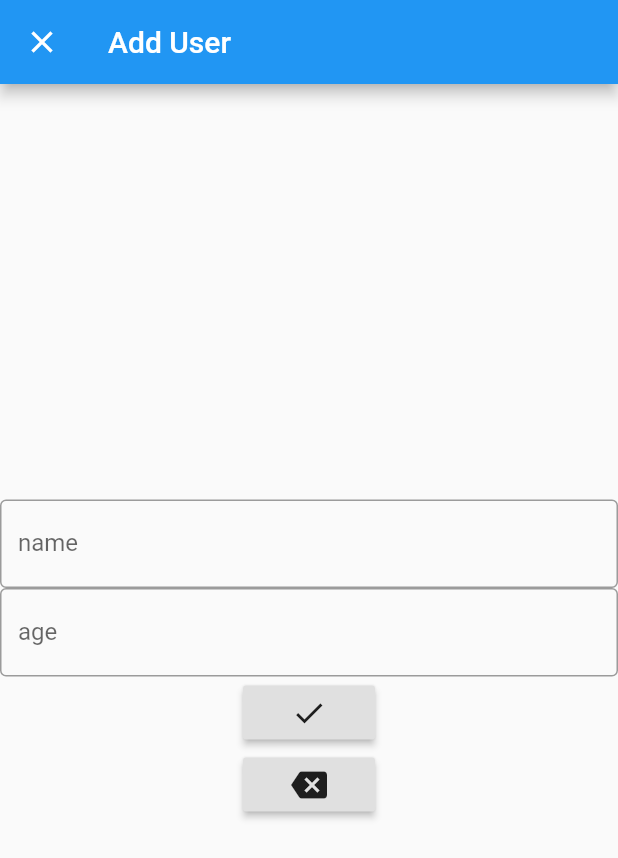
After one commit to FujimuraKaito/flutter, a Flutter app: the screen it shows after launch, after a tap on the "add" icon, on a phone screen of 412 x 824 dp. The commit adds this screen. Shown: the top 858 px of the screen. Run offline on Flutter 3.47's test engine with Material 2 defaults, Android fonts, the phone set to English and light mode, and no system bars; our stand-ins replace cloud_firestore, firebase_analytics, firebase_core; accounts and stored records are empty.

Commit message:
firebaseのupdateメソッドまで完了

```diff
--- /dev/null
+++ b/flutter_univ/flutter_practice/lib/edit_page.dart
@@ -0,0 +1,122 @@
+// A. マテリアルコンポーネントをimportしてこのファイル内で利用可能にする
+import 'package:cloud_firestore/cloud_firestore.dart';
+import 'package:flutter/material.dart';
+import 'package:flutter_practice/main.dart';
+
+// B. main関数→通常のfulutter runではmain.dartのmain関数が呼ばれる
+// void main() {
+//   // C. runApp関数
+// runApp(EditPage(record: ,));
+// }
+
+class EditPage extends StatelessWidget {
+  EditPage({this.record});
+  final Record record;
+  CollectionReference get users =>
+      FirebaseFirestore.instance.collection('user');
+
+  @override
+  Widget build(BuildContext context) {
+    final bool isUpdate = record != null;
+    final nameEditingController = TextEditingController();
+    final ageEditingController = TextEditingController();
+
+    if (isUpdate) {
+      // updateのときは値をもらう
+      nameEditingController.text = record.name;
+      ageEditingController.text = record.age;
+    }
+
+    Future<void> _updateAccount(documentId) async {
+      if (nameEditingController.text.isEmpty ||
+          ageEditingController.text.isEmpty) {
+        throw ('Insert both your name and age');
+      } else {
+        // TODO: docの中身をいれる
+        print(documentId);
+        await users.doc(documentId).update({
+          'name': nameEditingController.text.toString(),
+          'age': ageEditingController.text.toString(),
+          'created_at': FieldValue.serverTimestamp(),
+        });
+      }
+    }
+
+    return Scaffold(
+      appBar: AppBar(
+        title: Text(isUpdate ? 'Edit Page' : 'Add User'),
+      ),
+      body: SizedBox(
+        height: double.infinity,
+        child: Center(
+          child: Column(
+            mainAxisAlignment: MainAxisAlignment.center,
+            children: [
+              TextField(
+                controller: nameEditingController,
+                decoration: InputDecoration(
+                  border: OutlineInputBorder(),
+                  labelText: 'name',
+                ),
+              ),
+              TextField(
+                controller: ageEditingController,
+                decoration: InputDecoration(
+                  border: OutlineInputBorder(),
+                  labelText: 'age',
+                ),
+              ),
+              RaisedButton(
+                child: Icon(Icons.done),
+                onPressed: () async {
+                  try {
+                    await _updateAccount(record.id); // アカウントを登録する関数
+                    showDialog<void>(
+                      context: context,
+                      builder: (BuildContext context) {
+                        return AlertDialog(
+                          title: Text('Done'),
+                          actions: <Widget>[
+                            TextButton(
+                              child: Text('OK'),
+                              onPressed: () {
+                                Navigator.of(context).pop();
+                              },
+                            ),
+                          ],
+                        );
+                      },
+                    );
+                  } catch (err) {
+                    showDialog<void>(
+                      context: context,
+                      builder: (BuildContext context) {
+                        return AlertDialog(
+                          title: Text(err.toString()),
+                          actions: <Widget>[
+                            TextButton(
+                              child: Text('OK'),
+                              onPressed: () {
+                                Navigator.of(context).pop();
+                              },
+                            ),
+                          ],
+                        );
+                      },
+                    );
+                  }
+                },
+              ),
+              RaisedButton(
+                child: Icon(Icons.backspace),
+                onPressed: () {
+                  Navigator.pop(context);
+                },
+              ),
+            ],
+          ),
+        ),
+      ),
+    );
+  }
+}
--- a/flutter_univ/flutter_practice/lib/main.dart
+++ b/flutter_univ/flutter_practice/lib/main.dart
@@ -3,10 +3,13 @@
 import 'package:firebase_core/firebase_core.dart';
 import 'package:cloud_firestore/cloud_firestore.dart';
 import 'package:flutter/material.dart';
+import 'package:flutter_practice/edit_page.dart';
+// import 'package:flutter_practice/tabs_page.dart';
 
 // main関数を以下のように変更したらできた
 // void main() => runApp(MyApp());
 Future<void> main() async {
+  // runAppを呼び出す前にFlutter Engineの機能を利用したい場合にコール
   WidgetsFlutterBinding.ensureInitialized();
   await Firebase.initializeApp();
   runApp(MyApp());
@@ -16,76 +19,25 @@ class MyApp extends StatelessWidget {
   @override
   Widget build(BuildContext context) {
     return MaterialApp(
-      title: 'Baby Names',
+      title: 'User List',
       home: MyHomePage(),
     );
   }
 }
 
 class MyHomePage extends StatefulWidget {
+  final String title = 'Add name & age';
   @override
-  _MyHomePageState createState() {
-    return _MyHomePageState();
-  }
+  // _はパッケージのスコープを限定する
+  // createStateメソッドでStateを返す(状態を管理する)
+  // インスタンス化する
+  _MyHomePageState createState() => _MyHomePageState();
 }
 
-// ドキュメントにあった「子供の名前を決める」
-// class _MyHomePageState extends State<MyHomePage> {
-//   @override
-//   Widget build(BuildContext context) {
-//     return Scaffold(
-//       appBar: AppBar(title: Text('Baby Name Votes')),
-//       body: _buildBody(context),
-//     );
-//   }
-
-//   Widget _buildBody(BuildContext context) {
-//     return StreamBuilder<QuerySnapshot>(
-//       // これでfirebaseの値をほぼ同期的に読み込む
-//       stream: FirebaseFirestore.instance.collection('baby').snapshots(),
-//       builder: (context, snapshot) {
-//         if (!snapshot.hasData) return LinearProgressIndicator();
-
-//         return _buildList(context, snapshot.data.docs);
-//       },
-//     );
-//   }
-
-//   Widget _buildList(BuildContext context, List<DocumentSnapshot> snapshot) {
-//     return ListView(
-//       padding: const EdgeInsets.only(top: 20.0),
-//       children: snapshot.map((data) => _buildListItem(context, data)).toList(),
-//     );
-//   }
-
-//   // 具体的に表示を作成するところ
-//   Widget _buildListItem(BuildContext context, DocumentSnapshot data) {
-//     final record = Record.fromSnapshot(data);
-
-//     return Padding(
-//       key: ValueKey(record.name),
-//       padding: const EdgeInsets.symmetric(horizontal: 16.0, vertical: 8.0),
-//       child: Container(
-//           decoration: BoxDecoration(
-//             border: Border.all(color: Colors.grey),
-//             borderRadius: BorderRadius.circular(5.0),
-//           ),
-//           child: ListTile(
-//             title: Text(record.name),
-//             trailing: Text(record.votes.toString()),
-//             // onTap: () => record.reference.update({'votes': record.votes + 1})),
-//             //
-//             // もし同時に二人の人が同じところに投票しても良いようにする
-//             // transactionという方法もある
-//             // https://codelabs.developers.google.com/codelabs/flutter-firebase/index.html?hl=ja#10
-//             onTap: () =>
-//                 record.reference.update({'votes': FieldValue.increment(1)}),
-//           )),
-//     );
-//   }
-// }
-
+// Stateを参照することでWidgetの再作成を効率的に行う
+// State<T>は型を指定することで親クラス(MyHomePage)で定義された変数を使用できる
 class _MyHomePageState extends State<MyHomePage> {
+  // この中で状態の保持と更新を行える
   TextEditingController _nameController;
   TextEditingController _ageController;
 
@@ -100,11 +52,13 @@ class _MyHomePageState extends State<MyHomePage> {
 
   CollectionReference get users =>
       FirebaseFirestore.instance.collection('user');
+
+  // firebaseに追加する関数
   Future<void> _addAccount() async {
     if (_nameController.text.isEmpty || _ageController.text.isEmpty) {
       throw ('Insert both your name and age');
     } else {
-      await users.add({
+      final DocumentReference id = await users.add({
         'name': _nameController.text.toString(),
         'age': _ageController.text.toString(),
         'created_at': FieldValue.serverTimestamp(),
@@ -112,17 +66,36 @@ class _MyHomePageState extends State<MyHomePage> {
     }
   }
 
+  // もちろんここはオーバーライド
   @override
   Widget build(BuildContext context) {
+    // Stateクラスを継承したクラスはbuildメソッドでWidgetツリーを返す
     return Scaffold(
-      appBar: AppBar(title: Text('Add name & age')),
+      // 親クラス(MyHomePage)で定義した変数を参照するときはwidget.XXX
+      // MyHomePageの親クラスで定義された変数も参照することができる
+      appBar: AppBar(title: Text(widget.title)),
+      // 普通にこのbodyにWidgetツリーを構成することもできる
       body: _buildBody(context),
+      floatingActionButton: FloatingActionButton(
+        onPressed: () {
+          Navigator.push(
+            context,
+            MaterialPageRoute(
+              builder: (context) => EditPage(),
+              fullscreenDialog: true,
+            ),
+          );
+        },
+        tooltip: 'Add User',
+        child: Icon(Icons.add),
+      ),
     );
   }
 
+  // _buildBodyというWidgetを作る
   Widget _buildBody(BuildContext context) {
     return StreamBuilder<QuerySnapshot>(
-      // これでfirebaseの値をほぼ同期的に読み込む
+      // これでfirebaseの値をほぼ同期的に読み込む→公式ドキュメント情報
       stream: FirebaseFirestore.instance
           .collection('user')
           .orderBy('created_at')
@@ -135,6 +108,7 @@ class _MyHomePageState extends State<MyHomePage> {
     );
   }
 
+  // DocumentSnapshotはおそらくfirebase独自の型？
   Widget _buildList(BuildContext context, List<DocumentSnapshot> snapshot) {
     return Column(
       children: [
@@ -197,7 +171,7 @@ class _MyHomePageState extends State<MyHomePage> {
           },
         ),
         SizedBox(
-          height: 600, // 絶対いる
+          height: 600, // must
           child: Container(
             child: ListView(
               itemExtent: 100,
@@ -214,7 +188,7 @@ class _MyHomePageState extends State<MyHomePage> {
     );
   }
 
-  // 具体的に表示を作成するところ
+  // create list view
   Widget _buildListItem(BuildContext context, DocumentSnapshot data) {
     final record = Record.fromSnapshot(data);
 
@@ -229,8 +203,23 @@ class _MyHomePageState extends State<MyHomePage> {
               borderRadius: BorderRadius.circular(5.0),
             ),
             child: ListTile(
+              leading: Text(record.age),
               title: Text(record.name),
-              trailing: Text(record.age),
+              trailing: IconButton(
+                icon: Icon(Icons.edit),
+                onPressed: () async {
+                  // TODO: Go to edit page
+                  await Navigator.push(
+                    context,
+                    MaterialPageRoute(
+                      builder: (context) => EditPage(
+                        record: record,
+                      ),
+                      fullscreenDialog: true,
+                    ),
+                  );
+                },
+              ),
             ),
           ),
         ],
@@ -239,25 +228,91 @@ class _MyHomePageState extends State<MyHomePage> {
   }
 }
 
-// コードをきれいにする
-// 必要になるときは少ないかも
+// To clean code preference
 class Record {
   final String name;
   final String age;
+  final String id;
   final DocumentReference reference;
 
   Record.fromMap(Map<String, dynamic> map, {this.reference})
+      // assert内の処理がfalseの場合，警告が出る
+      // →この場合name,ageは必須パラメータ
       : assert(map['name'] != null),
         assert(map['age'] != null),
+        // assert(map['id'] != null),
         name = map['name'],
-        age = map['age'];
+        age = map['age'],
+        /**
+         * 重要 reference.idがVueでいうdoc.idとなる
+         */
+        id = reference.id;
 
+  // method
+  // : means to help other method
   Record.fromSnapshot(DocumentSnapshot snapshot)
+      // referenceとしてsnapShot.referenceを渡している
       : this.fromMap(snapshot.data(), reference: snapshot.reference);
 
   @override
   String toString() => "Record<$name:$age>";
 }
+
+// ドキュメントにあった「子供の名前を決める」
+// class _MyHomePageState extends State<MyHomePage> {
+//   @override
+//   Widget build(BuildContext context) {
+//     return Scaffold(
+//       appBar: AppBar(title: Text('Baby Name Votes')),
+//       body: _buildBody(context),
+//     );
+//   }
+
+//   Widget _buildBody(BuildContext context) {
+//     return StreamBuilder<QuerySnapshot>(
+//       // これでfirebaseの値をほぼ同期的に読み込む
+//       stream: FirebaseFirestore.instance.collection('baby').snapshots(),
+//       builder: (context, snapshot) {
+//         if (!snapshot.hasData) return LinearProgressIndicator();
+
+//         return _buildList(context, snapshot.data.docs);
+//       },
+//     );
+//   }
+
+//   Widget _buildList(BuildContext context, List<DocumentSnapshot> snapshot) {
+//     return ListView(
+//       padding: const EdgeInsets.only(top: 20.0),
+//       children: snapshot.map((data) => _buildListItem(context, data)).toList(),
+//     );
+//   }
+
+//   // 具体的に表示を作成するところ
+//   Widget _buildListItem(BuildContext context, DocumentSnapshot data) {
+//     final record = Record.fromSnapshot(data);
+
+//     return Padding(
+//       key: ValueKey(record.name),
+//       padding: const EdgeInsets.symmetric(horizontal: 16.0, vertical: 8.0),
+//       child: Container(
+//           decoration: BoxDecoration(
+//             border: Border.all(color: Colors.grey),
+//             borderRadius: BorderRadius.circular(5.0),
+//           ),
+//           child: ListTile(
+//             title: Text(record.name),
+//             trailing: Text(record.votes.toString()),
+//             // onTap: () => record.reference.update({'votes': record.votes + 1})),
+//             //
+//             // もし同時に二人の人が同じところに投票しても良いようにする
+//             // transactionという方法もある
+//             // https://codelabs.developers.google.com/codelabs/flutter-firebase/index.html?hl=ja#10
+//             onTap: () =>
+//                 record.reference.update({'votes': FieldValue.increment(1)}),
+//           )),
+//     );
+//   }
+// }
 
 // ここから下は最初のドキュメントにあった方
 // https://firebase.google.com/docs/flutter/setup?hl=ja#analytics-enabled
```
Also changed, not shown: 18 other files.
